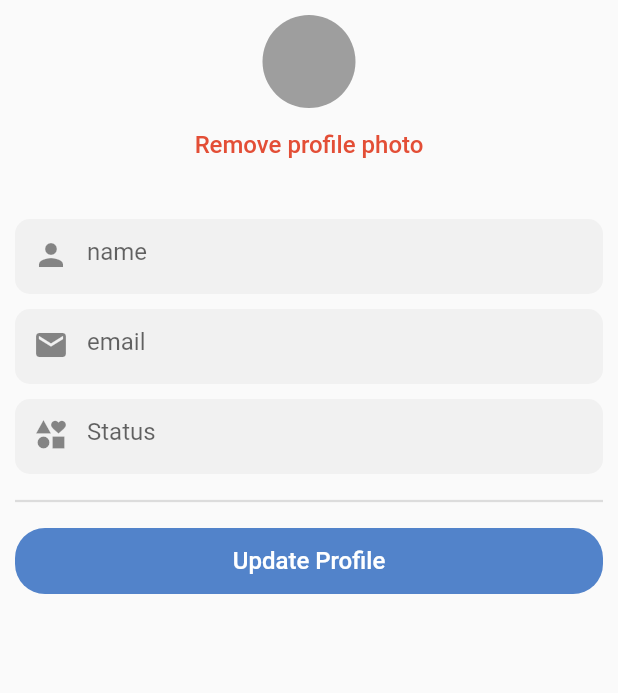
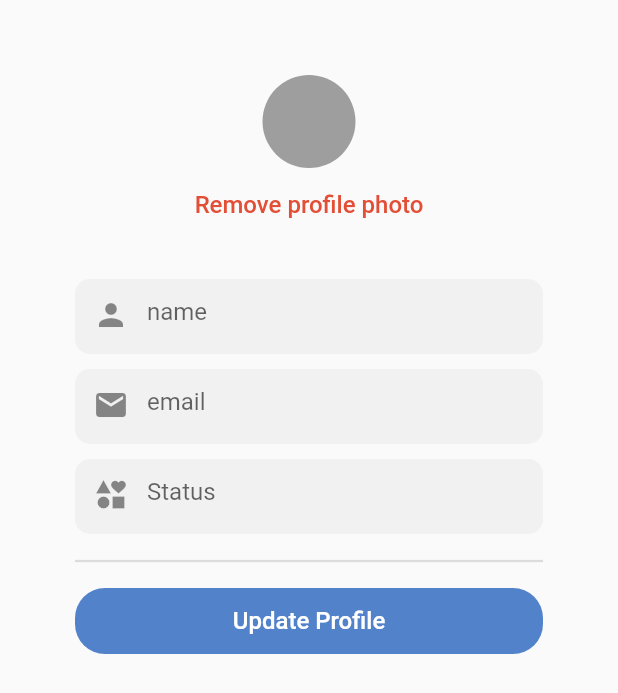
Before and after one commit to SansEkeleton/come_along_with_me, a Flutter app: the ProfilePage widget shown alone on an empty page, opened directly, on a phone screen of 412 x 824 dp. Shown: the top 693 px of the screen. Run offline on Flutter 3.47's test engine with Material 2 defaults, Android fonts, the phone set to English and light mode, and no system bars; our stand-ins replace cloud_firestore, equatable, firebase_auth, firebase_core, flutter_bloc, fluttertoast and 3 more; missing offline and left inert: flutter_polyline_points; accounts and stored records are empty.

Commit message:
More changes

```diff
--- a/lib/Pages/Gps_tracking_page.dart
+++ b/lib/Pages/Gps_tracking_page.dart
@@ -79,7 +79,7 @@ class _TrackingPageState extends State<TrackingPage> {
               child: GoogleMap(
                 initialCameraPosition: CameraPosition(
                   target: sourceLocation,
-                  zoom: 7.0,
+                  zoom: 16.0,
                 ),
                 polylines: {
                   Polyline(
@@ -102,6 +102,7 @@ class _TrackingPageState extends State<TrackingPage> {
                 },
                 onMapCreated: (mapController) {
                   _controller.complete(mapController);
+                  mapController.moveCamera(CameraUpdate.newLatLng(sourceLocation));
                 },
               ),
             ),
--- a/lib/Pages/profile_page.dart
+++ b/lib/Pages/profile_page.dart
@@ -23,7 +23,7 @@ class _ProfilePageState extends State<ProfilePage> {
 
   Widget build(BuildContext context) {
     return Container(
-      padding: EdgeInsets.all(10),
+      padding: EdgeInsets.all(50),
       child: Column(children: [
         Container(
           height: 62,
```
Also changed, not shown: 1 other file.
